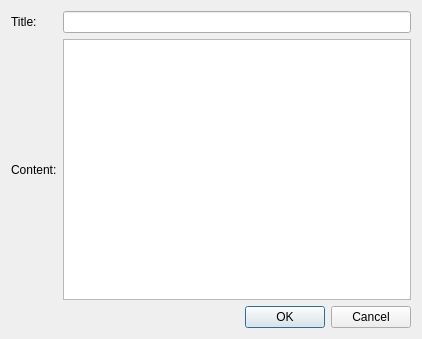
bitlinux/qtchat, file chat/newpostwindow.ui: the form before one commit.
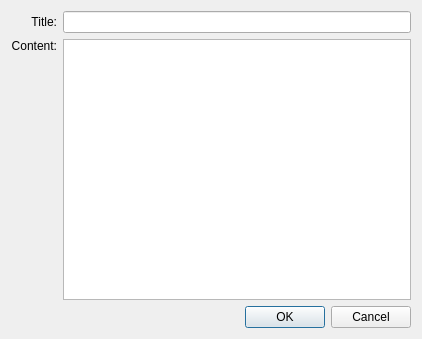
The form after the commit.

Diff of the .ui file:
```diff
--- a/chat/newpostwindow.ui
+++ b/chat/newpostwindow.ui
@@ -24,6 +24,9 @@
        <property name="text">
         <string>Title:</string>
        </property>
+       <property name="alignment">
+        <set>Qt::AlignRight|Qt::AlignTrailing|Qt::AlignVCenter</set>
+       </property>
       </widget>
      </item>
      <item row="0" column="1">
@@ -34,6 +37,9 @@
        <property name="text">
         <string>Content:</string>
        </property>
+       <property name="alignment">
+        <set>Qt::AlignRight|Qt::AlignTop|Qt::AlignTrailing</set>
+       </property>
       </widget>
      </item>
      <item row="2" column="1">
```
